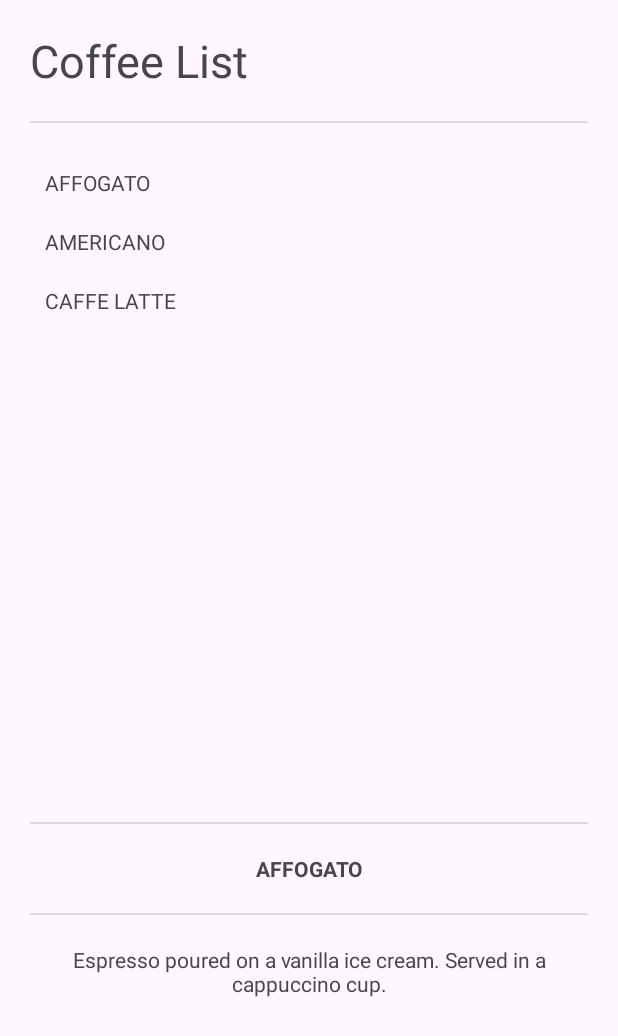
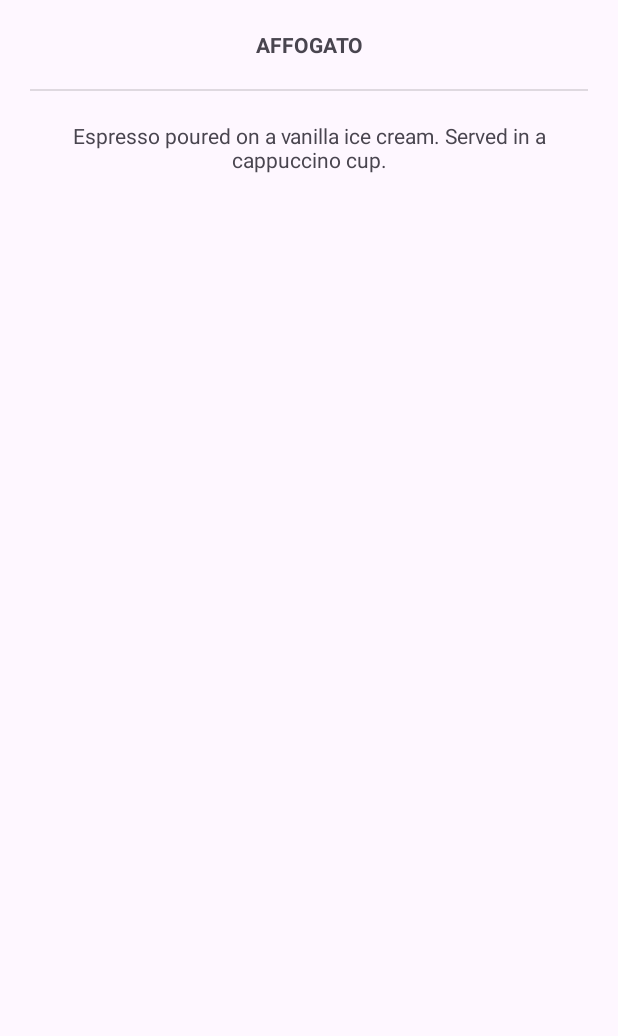
Before and after one commit to FreezTe/LAB_WEEK_03_2, an Android app: the screen it shows after launch (MainActivity), after a tap on "AFFOGATO", on a phone screen of 412 x 824 dp. Shown: the top 1036 px of the screen. Run offline under Robolectric (Android 15) with nearby library versions, the phone set to English and light mode, and no system bars.

Commit message:
Commit No. 3 – use dynamic fragment

```diff
--- a/app/src/main/java/com/example/lab_week_03/DetailFragment.kt
+++ b/app/src/main/java/com/example/lab_week_03/DetailFragment.kt
@@ -12,13 +12,9 @@ import android.view.ViewGroup
  */
 class DetailFragment : Fragment() {
     private val coffeeTitle: TextView?
-        get() = view?.findViewById<TextView>(R.id.coffee_title)
+        get() = view?.findViewById(R.id.coffee_title)
     private val coffeeDesc: TextView?
-        get() = view?.findViewById<TextView>(R.id.coffee_desc)
-
-    override fun onCreate(savedInstanceState: Bundle?) {
-        super.onCreate(savedInstanceState)
-    }
+        get() = view?.findViewById(R.id.coffee_desc)
 
     override fun onCreateView(
         inflater: LayoutInflater, container: ViewGroup?,
@@ -28,18 +24,22 @@ class DetailFragment : Fragment() {
         return inflater.inflate(R.layout.fragment_detail, container, false)
     }
 
+    override fun onViewCreated(view: View, savedInstanceState: Bundle?) {
+        super.onViewCreated(view, savedInstanceState)
+        val coffeeId = arguments?.getInt(COFFEE_ID, 0) ?: 0
+        setCoffeeData(coffeeId)
+    }
+
     fun setCoffeeData(id: Int) {
         when (id) {
             R.id.affogato -> {
                 coffeeTitle?.text = getString(R.string.affogato_title)
                 coffeeDesc?.text = getString(R.string.affogato_desc)
             }
-
             R.id.americano -> {
                 coffeeTitle?.text = getString(R.string.americano_title)
                 coffeeDesc?.text = getString(R.string.americano_desc)
             }
-
             R.id.latte -> {
                 coffeeTitle?.text = getString(R.string.latte_title)
                 coffeeDesc?.text = getString(R.string.latte_desc)
@@ -48,9 +48,12 @@ class DetailFragment : Fragment() {
     }
 
     companion object {
-        // You can add a newInstance method here if needed, for example:
-        // fun newInstance(): DetailFragment {
-        //     return DetailFragment()
-        // }
+        private const val COFFEE_ID = "COFFEE_ID"
+
+        fun newInstance(coffeeId: Int) = DetailFragment().apply {
+            arguments = Bundle().apply {
+                putInt(COFFEE_ID, coffeeId)
+            }
+        }
     }
 }
--- a/app/src/main/java/com/example/lab_week_03/MainActivity.kt
+++ b/app/src/main/java/com/example/lab_week_03/MainActivity.kt
@@ -5,6 +5,7 @@ import androidx.activity.enableEdgeToEdge
 import androidx.appcompat.app.AppCompatActivity
 import androidx.core.view.ViewCompat
 import androidx.core.view.WindowInsetsCompat
+import androidx.fragment.app.FragmentContainerView
 
 interface CoffeeListener {
     fun onSelected(id: Int)
@@ -12,12 +13,36 @@ interface CoffeeListener {
 class MainActivity : AppCompatActivity(), CoffeeListener{
     override fun onCreate(savedInstanceState: Bundle?) {
         super.onCreate(savedInstanceState)
+        enableEdgeToEdge()
         setContentView(R.layout.activity_main)
+        ViewCompat.setOnApplyWindowInsetsListener(findViewById(R.id.fragment_container)) { v, insets -> val systemBars = insets.getInsets(WindowInsetsCompat.Type.systemBars())
+            v.setPadding(systemBars.left, systemBars.top, systemBars.right,
+                systemBars.bottom)
+            insets
+        }
+        if(savedInstanceState == null){
+            findViewById<FragmentContainerView>(R.id.fragment_container).let{
+                    containerLayout ->
+                val listFragment = ListFragment()
+                supportFragmentManager.beginTransaction()
+                    .add(containerLayout.id, listFragment)
+                    .commit()
+            }
+        }
     }
+
     override fun onSelected(id: Int){
-        val detailFragment = supportFragmentManager
-            .findFragmentById(R.id.fragment_detail)
-                as DetailFragment
-        detailFragment.setCoffeeData(id)
+//        val detailFragment = supportFragmentManager
+//            .findFragmentById(R.id.fragment_detail)
+//            as DetailFragment
+//        detailFragment.setCoffeeData(id)
+        findViewById<FragmentContainerView>(R.id.fragment_container).let{
+                containerLayout ->
+            val detailFragment = DetailFragment.newInstance(id)
+            supportFragmentManager.beginTransaction()
+                .replace(containerLayout.id, detailFragment)
+                .addToBackStack(null)
+                .commit()
+        }
     }
 }
--- a/app/src/main/res/layout/activity_main.xml
+++ b/app/src/main/res/layout/activity_main.xml
@@ -1,28 +1,6 @@
 <?xml version="1.0" encoding="utf-8"?>
-<LinearLayout
+<androidx.fragment.app.FragmentContainerView
     xmlns:android="http://schemas.android.com/apk/res/android"
-    xmlns:app="http://schemas.android.com/apk/res-auto"
-    xmlns:tools="http://schemas.android.com/tools"
-    android:id="@+id/main"
-    android:layout_width="match_parent"
+    android:id="@+id/fragment_container"
     android:layout_height="match_parent"
-    android:orientation="vertical"
-    tools:context=".MainActivity">
-    <fragment
-        android:id="@+id/fragment_list"
-        android:layout_height="0dp"
-        android:layout_width="match_parent"
-        android:layout_weight="2"
-        android:name="com.example.lab_week_03.ListFragment"/>
-    <View
-        android:layout_width="match_parent"
-        android:layout_height="1dp"
-        android:layout_marginHorizontal="20dp"
-        android:background="?android:attr/dividerVertical" />
-    <fragment
-        android:id="@+id/fragment_detail"
-        android:layout_height="0dp"
-        android:layout_width="match_parent"
-        android:layout_weight="1"
-        android:name="com.example.lab_week_03.DetailFragment"/>
-</LinearLayout>
+    android:layout_width="match_parent"/>
```
